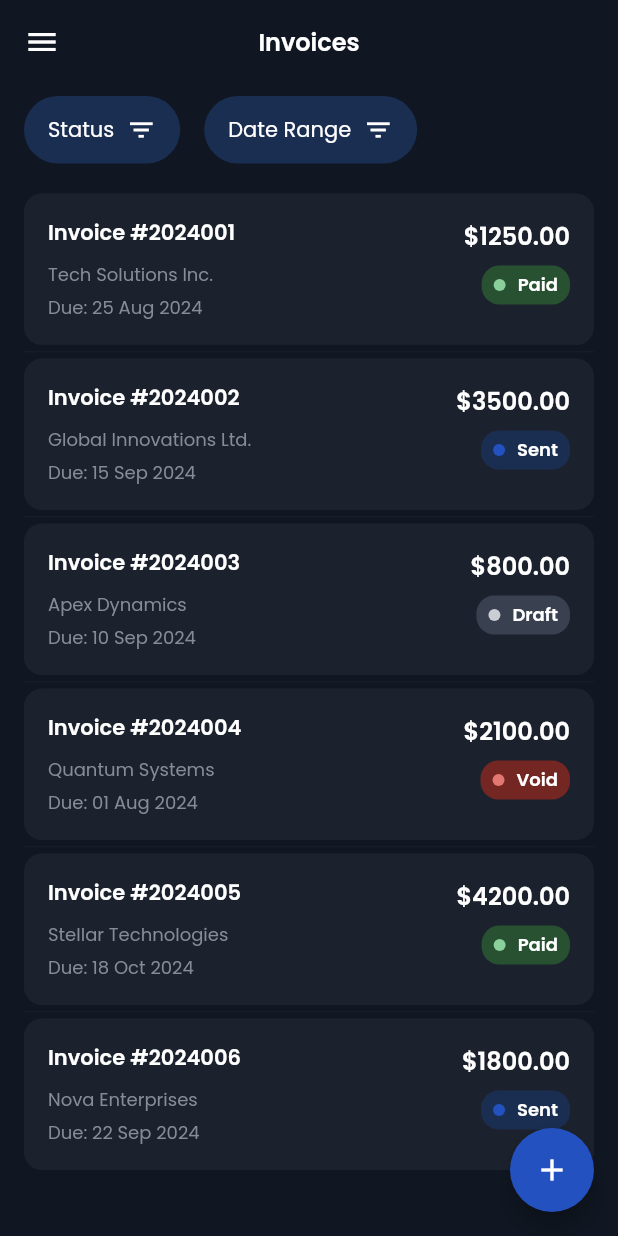
After one commit to htetwai18/sync_pro_project, a Flutter app: the InvoicesScreen screen opened directly, on a phone screen of 412 x 824 dp. The commit adds this screen. Run offline on Flutter 3.47's test engine with Material 3 defaults, Android fonts, the phone set to English and light mode, and no system bars; our stand-ins replace google_fonts, page_transition.

Commit message:
invoice list init

```diff
--- a/lib/config/app_drawer.dart
+++ b/lib/config/app_drawer.dart
@@ -8,6 +8,7 @@ import 'package:sync_pro/presentation/admin/screen/reports_review_screen.dart';
 import 'package:sync_pro/presentation/admin/screen/tasks_screen.dart';
 import 'package:sync_pro/presentation/admin/screen/dashboard_screen.dart';
 import 'package:sync_pro/presentation/admin/screen/users_screen.dart';
+import 'package:sync_pro/presentation/admin/screen/invoices_screen.dart';
 
 class AppDrawer extends StatelessWidget {
   const AppDrawer({super.key});
@@ -57,6 +58,11 @@ class AppDrawer extends StatelessWidget {
               title: const Text(AppString.users).mediumBold(AppColor.white),
               onTap: () => _navigate(context, const UsersScreen()),
             ),
+            ListTile(
+              leading: const Icon(Icons.receipt_long, color: AppColor.white),
+              title: const Text(AppString.invoices).mediumBold(AppColor.white),
+              onTap: () => _navigate(context, const InvoicesScreen()),
+            ),
           ],
         ),
       ),
--- a/lib/config/app_string.dart
+++ b/lib/config/app_string.dart
@@ -129,4 +129,15 @@ class AppString {
   static const String active = "Active";
   static const String inactive = "Inactive";
   static const String lastUpdatedText = "Last updated";
+
+  // Invoices
+  static const String invoices = "Invoices";
+  static const String statusFilter = "Status";
+  static const String dateRange = "Date Range";
+  static const String invoice = "Invoice";
+  static const String due = "Due";
+  static const String paid = "Paid";
+  static const String sent = "Sent";
+  static const String draft = "Draft";
+  static const String voided = "Void";
 }
--- a/lib/config/enum.dart
+++ b/lib/config/enum.dart
@@ -22,7 +22,7 @@ Color getInvoiceStatusOuterColor(InvoiceStatus status) {
     case InvoiceStatus.sent:
       return AppColor.blueStatusOuter;
     case InvoiceStatus.draft:
-      return AppColor.greenStatusOuter;
+      return AppColor.greyStatusOuter;
     default:
       return AppColor.greyStatusOuter;
   }
@@ -41,7 +41,7 @@ Color getInvoiceStatusInnerColor(InvoiceStatus status) {
     case InvoiceStatus.sent:
       return AppColor.blueStatusInner;
     case InvoiceStatus.draft:
-      return AppColor.greenStatusInner;
+      return AppColor.greyStatusInner;
     default:
       return AppColor.greyStatusInner;
   }
--- /dev/null
+++ b/lib/presentation/admin/display_models/invoice_item_display_model.dart
@@ -0,0 +1,62 @@
+import 'package:sync_pro/config/enum.dart';
+
+class InvoiceItemDisplayModel {
+  final String id;
+  final String customer;
+  final String dueDate; // formatted
+  final double amount;
+  final InvoiceStatus status;
+
+  const InvoiceItemDisplayModel({
+    required this.id,
+    required this.customer,
+    required this.dueDate,
+    required this.amount,
+    required this.status,
+  });
+}
+
+final List<InvoiceItemDisplayModel> mockInvoices = [
+  const InvoiceItemDisplayModel(
+    id: '2024001',
+    customer: 'Tech Solutions Inc.',
+    dueDate: '25 Aug 2024',
+    amount: 1250.00,
+    status: InvoiceStatus.paid,
+  ),
+  const InvoiceItemDisplayModel(
+    id: '2024002',
+    customer: 'Global Innovations Ltd.',
+    dueDate: '15 Sep 2024',
+    amount: 3500.00,
+    status: InvoiceStatus.sent,
+  ),
+  const InvoiceItemDisplayModel(
+    id: '2024003',
+    customer: 'Apex Dynamics',
+    dueDate: '10 Sep 2024',
+    amount: 800.00,
+    status: InvoiceStatus.draft,
+  ),
+  const InvoiceItemDisplayModel(
+    id: '2024004',
+    customer: 'Quantum Systems',
+    dueDate: '01 Aug 2024',
+    amount: 2100.00,
+    status: InvoiceStatus.voided,
+  ),
+  const InvoiceItemDisplayModel(
+    id: '2024005',
+    customer: 'Stellar Technologies',
+    dueDate: '18 Oct 2024',
+    amount: 4200.00,
+    status: InvoiceStatus.paid,
+  ),
+  const InvoiceItemDisplayModel(
+    id: '2024006',
+    customer: 'Nova Enterprises',
+    dueDate: '22 Sep 2024',
+    amount: 1800.00,
+    status: InvoiceStatus.sent,
+  ),
+];
--- /dev/null
+++ b/lib/presentation/admin/screen/invoices_screen.dart
@@ -0,0 +1,178 @@
+import 'package:flutter/material.dart';
+import 'package:sync_pro/config/app_bar.dart';
+import 'package:sync_pro/config/app_color.dart';
+import 'package:sync_pro/config/app_string.dart';
+import 'package:sync_pro/config/extension.dart';
+import 'package:sync_pro/config/measurement.dart';
+import 'package:sync_pro/config/app_drawer.dart';
+import 'package:sync_pro/presentation/admin/display_models/invoice_item_display_model.dart';
+import 'package:sync_pro/presentation/admin/widgets/invoice_list_item.dart';
+
+class InvoicesScreen extends StatefulWidget {
+  const InvoicesScreen({super.key});
+
+  @override
+  State<InvoicesScreen> createState() => _InvoicesScreenState();
+}
+
+class _InvoicesScreenState extends State<InvoicesScreen> {
+  String _statusFilter = 'All';
+  String _dateRange = 'All';
+
+  @override
+  Widget build(BuildContext context) {
+    final List<InvoiceItemDisplayModel> filtered = mockInvoices.where((e) {
+      // simple status filter demo
+      if (_statusFilter == 'All') return true;
+      return e.status.name.toLowerCase() == _statusFilter.toLowerCase();
+    }).toList();
+
+    return Scaffold(
+      backgroundColor: AppColor.background,
+      appBar: getAppBarWithDrawer(context: context, title: AppString.invoices),
+      drawer: const AppDrawer(),
+      body: Column(
+        children: [
+          Padding(
+            padding: Measurement.generalSize16.horizontalIsToVertical,
+            child: Row(
+              children: [
+                _FilterChip(
+                  label: AppString.statusFilter,
+                  value: _statusFilter,
+                  onTap: () async {
+                    final value =
+                        await _showStatusSheet(context, _statusFilter);
+                    if (value != null) setState(() => _statusFilter = value);
+                  },
+                ),
+                Measurement.generalSize16.width,
+                _FilterChip(
+                  label: AppString.dateRange,
+                  value: _dateRange,
+                  onTap: () async {
+                    final value =
+                        await _showDateRangeSheet(context, _dateRange);
+                    if (value != null) setState(() => _dateRange = value);
+                  },
+                ),
+              ],
+            ),
+          ),
+          Expanded(
+            child: ListView.separated(
+              padding: Measurement.generalSize16.horizontalIsToVertical,
+              itemCount: filtered.length,
+              separatorBuilder: (_, __) => Divider(
+                height: 1,
+                color: AppColor.greyPercentCircle.withOpacity(0.2),
+              ),
+              itemBuilder: (context, index) {
+                final item = filtered[index];
+                return InvoiceListItem(item: item, onTap: () {});
+              },
+            ),
+          ),
+        ],
+      ),
+      floatingActionButton: FloatingActionButton(
+        onPressed: () {},
+        backgroundColor: AppColor.blueStatusInner,
+        foregroundColor: AppColor.white,
+        child: const Icon(Icons.add),
+      ),
+    );
+  }
+
+  Future<String?> _showStatusSheet(BuildContext context, String current) async {
+    final options = [
+      'All',
+      'paid',
+      'sent',
+      'draft',
+      'voided',
+      'due',
+      'overdue'
+    ];
+    return showModalBottomSheet<String>(
+      context: context,
+      backgroundColor: AppColor.blueField,
+      shape: RoundedRectangleBorder(
+        borderRadius: Measurement.generalSize12.allRadius,
+      ),
+      builder: (_) => ListView(
+        shrinkWrap: true,
+        children: options
+            .map((e) => ListTile(
+                  title: Text(e).mediumNormal(AppColor.white),
+                  trailing: current == e
+                      ? const Icon(Icons.check, color: AppColor.white)
+                      : null,
+                  onTap: () => Navigator.pop(context, e),
+                ))
+            .toList(),
+      ),
+    );
+  }
+
+  Future<String?> _showDateRangeSheet(
+      BuildContext context, String current) async {
+    final options = ['All', 'Last 7 days', 'Last 30 days', 'This year'];
+    return showModalBottomSheet<String>(
+      context: context,
+      backgroundColor: AppColor.blueField,
+      shape: RoundedRectangleBorder(
+        borderRadius: Measurement.generalSize12.allRadius,
+      ),
+      builder: (_) => ListView(
+        shrinkWrap: true,
+        children: options
+            .map((e) => ListTile(
+                  title: Text(e).mediumNormal(AppColor.white),
+                  trailing: current == e
+                      ? const Icon(Icons.check, color: AppColor.white)
+                      : null,
+                  onTap: () => Navigator.pop(context, e),
+                ))
+            .toList(),
+      ),
+    );
+  }
+}
+
+class _FilterChip extends StatelessWidget {
+  final String label;
+  final String value;
+  final VoidCallback onTap;
+
+  const _FilterChip(
+      {required this.label, required this.value, required this.onTap});
+
+  @override
+  Widget build(BuildContext context) {
+    return GestureDetector(
+      onTap: onTap,
+      child: Container(
+        padding: const EdgeInsets.symmetric(
+          horizontal: Measurement.generalSize16,
+          vertical: Measurement.generalSize12,
+        ),
+        decoration: BoxDecoration(
+          color: AppColor.blueStatusOuter,
+          borderRadius: Measurement.generalSize24.allRadius,
+        ),
+        child: Row(
+          children: [
+            Text(label).mediumNormal(AppColor.white),
+            Measurement.generalSize8.width,
+            const Icon(
+              Icons.filter_list_outlined,
+              color: AppColor.white,
+              size: Measurement.generalSize20,
+            ),
+          ],
+        ),
+      ),
+    );
+  }
+}
--- /dev/null
+++ b/lib/presentation/admin/widgets/invoice_list_item.dart
@@ -0,0 +1,99 @@
+import 'package:flutter/material.dart';
+import 'package:sync_pro/config/app_color.dart';
+import 'package:sync_pro/config/app_string.dart';
+import 'package:sync_pro/config/enum.dart';
+import 'package:sync_pro/config/extension.dart';
+import 'package:sync_pro/config/measurement.dart';
+import 'package:sync_pro/presentation/admin/display_models/invoice_item_display_model.dart';
+
+class InvoiceListItem extends StatelessWidget {
+  final InvoiceItemDisplayModel item;
+  final VoidCallback? onTap;
+
+  const InvoiceListItem({super.key, required this.item, this.onTap});
+
+  String _statusLabel(InvoiceStatus status) {
+    switch (status) {
+      case InvoiceStatus.paid:
+        return AppString.paid;
+      case InvoiceStatus.due:
+        return AppString.due;
+      case InvoiceStatus.overdue:
+        return AppString.overdue;
+      case InvoiceStatus.sent:
+        return AppString.sent;
+      case InvoiceStatus.voided:
+        return AppString.voided;
+      case InvoiceStatus.draft:
+        return AppString.draft;
+    }
+  }
+
+  @override
+  Widget build(BuildContext context) {
+    return InkWell(
+      onTap: onTap,
+      child: Container(
+        margin: Measurement.generalSize4.verticalPadding,
+        padding: const EdgeInsets.symmetric(
+          horizontal: Measurement.generalSize16,
+          vertical: Measurement.generalSize16,
+        ),
+        decoration: BoxDecoration(
+          color: AppColor.blueField,
+          borderRadius: Measurement.generalSize12.allRadius,
+        ),
+        child: Row(
+          crossAxisAlignment: CrossAxisAlignment.start,
+          children: [
+            Expanded(
+              child: Column(
+                crossAxisAlignment: CrossAxisAlignment.start,
+                children: [
+                  Text('${AppString.invoice} #${item.id}')
+                      .mediumBold(AppColor.white),
+                  Measurement.generalSize8.height,
+                  Text(item.customer).smallNormal(AppColor.grey),
+                  Measurement.generalSize4.height,
+                  Text('${AppString.due}: ${item.dueDate}')
+                      .smallNormal(AppColor.grey),
+                ],
+              ),
+            ),
+            Column(
+              crossAxisAlignment: CrossAxisAlignment.end,
+              children: [
+                Text(
+                  '\$${item.amount.toStringAsFixed(2)}',
+                ).largeBold(AppColor.white),
+                Measurement.generalSize8.height,
+                Container(
+                  padding: Measurement.generalSize8.horizontalIsToVertical,
+                  decoration: BoxDecoration(
+                    color: getInvoiceStatusOuterColor(item.status),
+                    borderRadius: Measurement.generalSize12.allRadius,
+                  ),
+                  child: Row(
+                    mainAxisSize: MainAxisSize.min,
+                    children: [
+                      Container(
+                        width: 8,
+                        height: 8,
+                        decoration: BoxDecoration(
+                          color: getInvoiceStatusInnerColor(item.status),
+                          shape: BoxShape.circle,
+                        ),
+                      ),
+                      Measurement.generalSize8.width,
+                      Text(_statusLabel(item.status)).smallBold(AppColor.white),
+                    ],
+                  ),
+                ),
+              ],
+            ),
+          ],
+        ),
+      ),
+    );
+  }
+}
```
